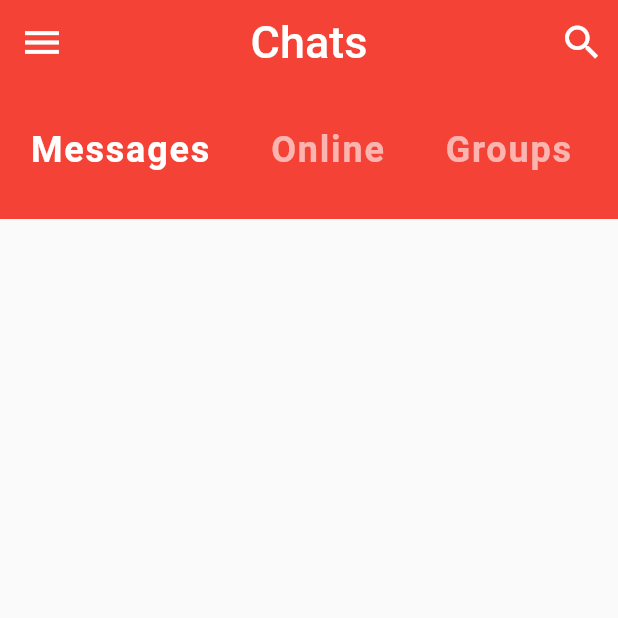
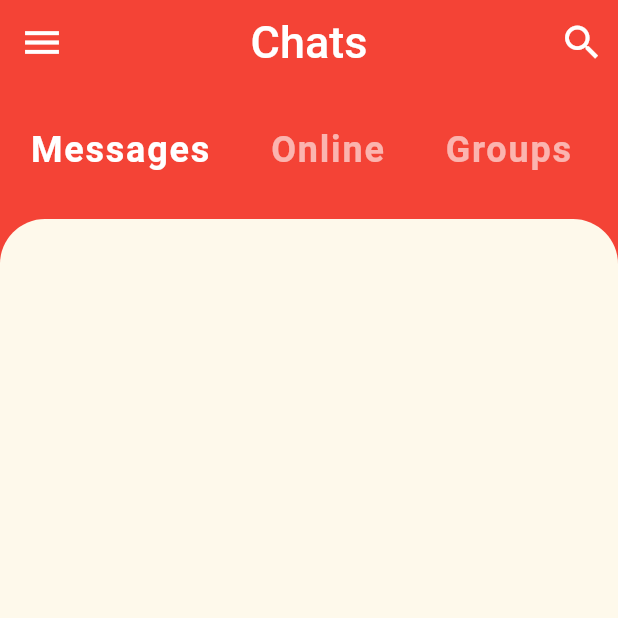
Before and after one commit to dhairyadwivedi/flutter-chat-ui, a Flutter app: the screen it shows after launch, on a phone screen of 412 x 824 dp, the top half of it. Run offline on Flutter 3.47's test engine with Material 2 defaults, Android fonts, the phone set to English and light mode, and no system bars.

Commit message:
fix background color issue

```diff
--- a/lib/screens/home_screen.dart
+++ b/lib/screens/home_screen.dart
@@ -10,6 +10,7 @@ class _HomeScreenState extends State<HomeScreen> {
   @override
   Widget build(BuildContext context) {
     return Scaffold(
+      backgroundColor: Theme.of(context).primaryColor,
       appBar: AppBar(
         centerTitle: true,
         leading: IconButton(
@@ -33,6 +34,17 @@ class _HomeScreenState extends State<HomeScreen> {
       body: Column(
         children: <Widget>[
           CategorySelector(),
+          Expanded(
+            child: Container(
+              decoration: BoxDecoration(
+                color: Theme.of(context).accentColor,
+                borderRadius: BorderRadius.only(
+                  topLeft: Radius.circular(30.0),
+                  topRight: Radius.circular(30.0),
+                ),
+              ),
+            ),
+          ),
         ],
       ),
     );
```
